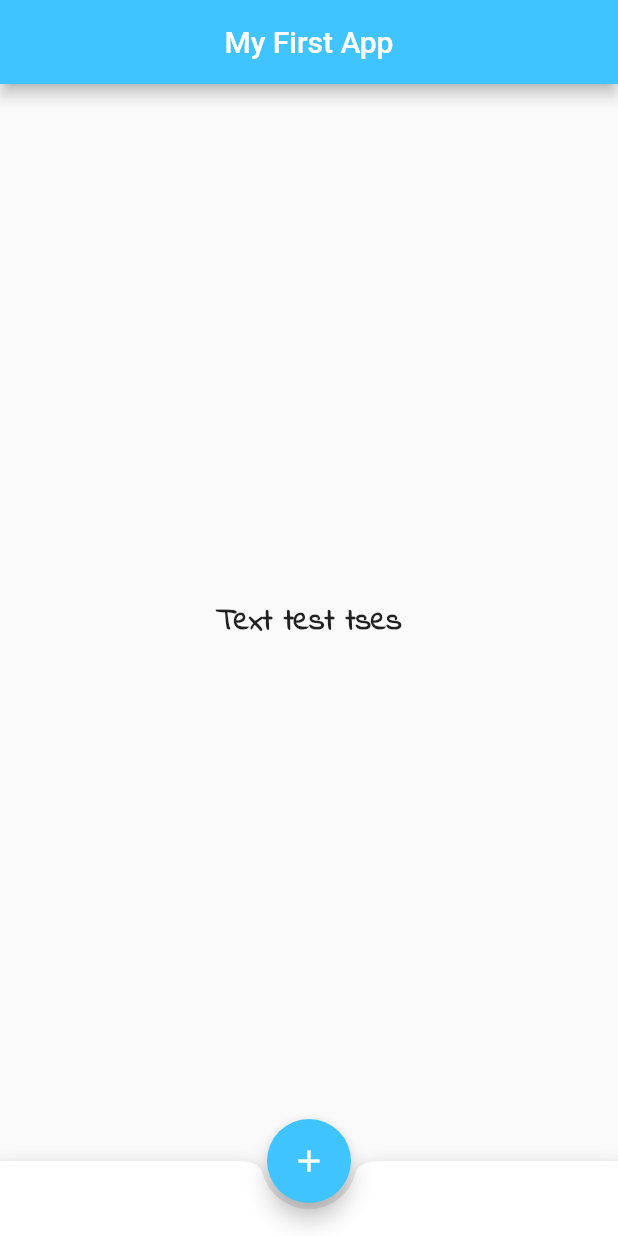
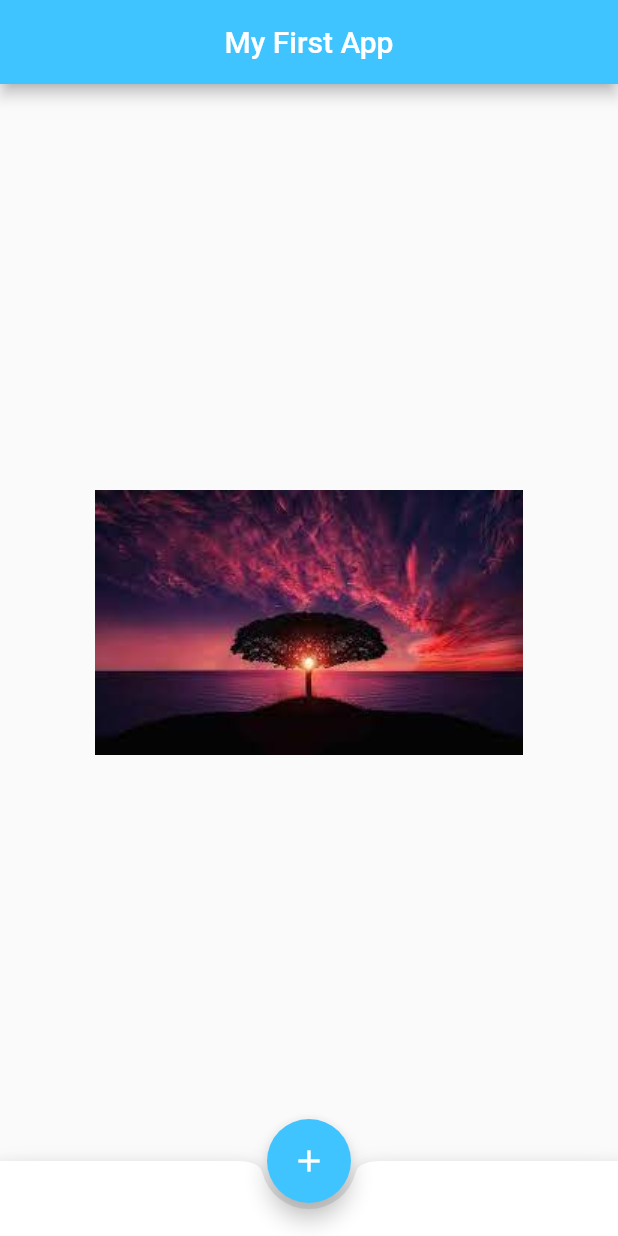
Before and after one commit to ArslanHayat12/Flutter-First-APP, a Flutter app: the screen it shows after launch, on a phone screen of 412 x 824 dp. Run offline on Flutter 3.47's test engine with Material 2 defaults, Android fonts, the phone set to English and light mode, and no system bars.

Commit message:
Add images

```diff
--- a/lib/main.dart
+++ b/lib/main.dart
@@ -15,12 +15,17 @@ class Home extends StatelessWidget {
         backgroundColor: Colors.lightBlueAccent,
       ),
       body: Center(
-        child:Text('Text test tses',style: TextStyle(
-          fontSize: 20,
-          fontWeight: FontWeight.bold,
-          fontFamily: 'IndieFlower',
+        child:Image(
+            image:AssetImage('assets/2.jpg')
         )
-        ),
+//        Text('Text test tses',style: TextStyle(
+//          fontSize: 20,
+//          fontWeight: FontWeight.bold,
+//          fontFamily: 'IndieFlower',
+//
+//        ),
+
+        //),
       ),
       bottomNavigationBar: BottomAppBar(
         shape: const CircularNotchedRectangle(),
--- a/pubspec.yaml
+++ b/pubspec.yaml
@@ -45,9 +45,8 @@ flutter:
   uses-material-design: true
 
   # To add assets to your application, add an assets section, like this:
-  # assets:
-  #   - images/a_dot_burr.jpeg
-  #   - images/a_dot_ham.jpeg
+  assets:
+    - assets/
 
   # An image asset can refer to one or more resolution-specific "variants", see
   # https://flutter.dev/assets-and-images/#resolution-aware.
```
Also changed, not shown: assets/2.jpg (added), assets/download.jpg (added).
